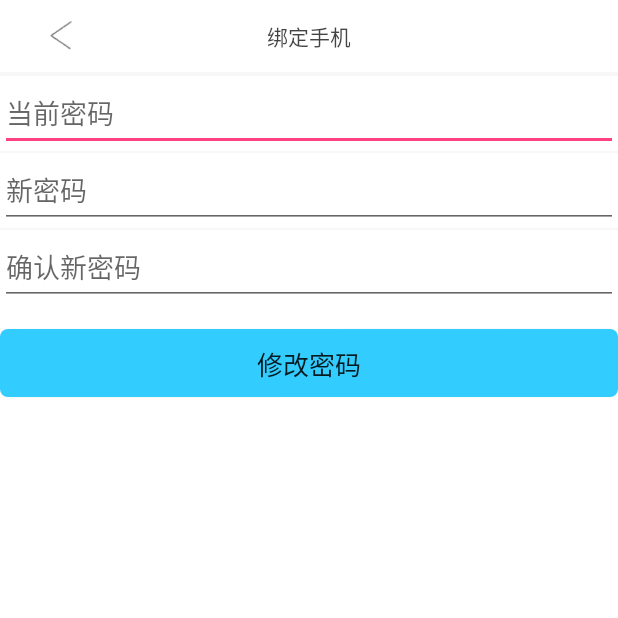
After one commit to zhangxuan01/EasyRepair2, an Android app: the ModifierPassActivity screen opened directly, with no data from a screen before it, on a phone screen of 412 x 824 dp, the top half of it. The commit adds this screen. Run offline under Robolectric (Android 15) with nearby library versions, the phone set to English and light mode, and no system bars.

Commit message:
易修第一版

```diff
--- a/app/src/main/java/com/example/easyrepair3/LoginActivity.java
+++ b/app/src/main/java/com/example/easyrepair3/LoginActivity.java
@@ -110,4 +110,9 @@ public class LoginActivity extends AppCompatActivity {
             }
     });
     }
+
+    @Override
+    protected void onRestart() {
+        super.onRestart();
+    }
 }
--- /dev/null
+++ b/app/src/main/java/com/example/easyrepair3/ModifierPassActivity.java
@@ -0,0 +1,66 @@
+package com.example.easyrepair3;
+
+import android.content.ContentValues;
+import android.content.Intent;
+import android.content.SharedPreferences;
+import android.database.Cursor;
+import android.database.sqlite.SQLiteDatabase;
+import android.os.Bundle;
+import android.preference.PreferenceManager;
+import android.support.v7.app.AppCompatActivity;
+import android.view.View;
+import android.widget.Button;
+import android.widget.EditText;
+import android.widget.Toast;
+
+public class ModifierPassActivity extends AppCompatActivity {
+    private MyDatabaseHelper dbHelper;
+    private EditText cur_pass;
+    private EditText cur_pass_new;
+    private EditText cur_pass_new1;
+    private Button modify;
+    private String username;
+    private String Cur_pass ;
+    private String Cur_pass_new;
+    private String Cur_pass_new1;
+    @Override
+    protected void onCreate(Bundle savedInstanceState) {
+        super.onCreate(savedInstanceState);
+        setContentView(R.layout.activity_modifier_pass);
+
+        dbHelper = new MyDatabaseHelper(this,"Easy.db",null,10);
+        cur_pass =(EditText)findViewById(R.id.cur_pass);
+        cur_pass_new =(EditText)findViewById(R.id.cur_pass_new);
+        cur_pass_new1 =(EditText)findViewById(R.id.cur_pass_new1);
+        modify = (Button)findViewById(R.id.modify);
+
+        SharedPreferences pref= PreferenceManager.getDefaultSharedPreferences(this);
+        username = pref.getString("username","");
+        modify.setOnClickListener(new View.OnClickListener() {
+            @Override
+            public void onClick(View view) {
+                 Cur_pass = cur_pass.getText().toString();
+
+                SQLiteDatabase db = dbHelper.getWritableDatabase();
+                Cursor cursor = db.rawQuery("select * from user where username=? and password=?", new String[]{username,Cur_pass});
+                if(cursor.moveToNext()){
+                    Cur_pass_new = cur_pass_new.getText().toString();
+                    Cur_pass_new1 = cur_pass_new1.getText().toString();
+
+                    ContentValues values = new ContentValues();
+                    values.put("password", Cur_pass_new);
+                    db.update("user", values, "username = ?", new String[]{username});
+                    Toast.makeText(ModifierPassActivity.this, "修改成功", Toast.LENGTH_SHORT).show();
+                    Intent intent = new Intent();
+                    intent = new Intent(ModifierPassActivity.this, AnquanActivity.class);
+                    startActivity(intent);
+
+            }else{
+                    Toast. makeText(getApplicationContext(), "用户名或密码错误", Toast.LENGTH_LONG ).show();
+                }
+                db.close();
+
+            }
+        });
+    }
+}
--- a/app/src/main/java/com/example/easyrepair3/RegisterActivity.java
+++ b/app/src/main/java/com/example/easyrepair3/RegisterActivity.java
@@ -43,7 +43,7 @@ public class RegisterActivity extends AppCompatActivity {
                 values.put("email",email);
                 values.put("tel",tel);
                 values.put("password",password);
-                values.put("root_id","4");
+
                 db.insert("user",null,values); //插入第一条数据
                 values.clear();
                 Intent intent = new Intent();
--- /dev/null
+++ b/app/src/main/res/layout/activity_modifier_pass.xml
@@ -0,0 +1,90 @@
+<?xml version="1.0" encoding="utf-8"?>
+<LinearLayout xmlns:android="http://schemas.android.com/apk/res/android"
+    xmlns:tools="http://schemas.android.com/tools"
+    android:orientation="vertical"
+    android:layout_width="match_parent"
+    android:layout_height="match_parent"
+    android:background="@color/white"
+    tools:context="com.example.easyrepair3.ModifierPassActivity">
+
+
+
+    <RelativeLayout
+        android:layout_width="match_parent"
+        android:layout_height="48dp">
+
+        <ImageView
+            android:id="@+id/iv_back"
+            android:layout_width="wrap_content"
+            android:layout_height="wrap_content"
+            android:layout_marginTop="10dp"
+            android:paddingLeft="16dp"
+            android:paddingRight="16dp"
+            android:src="@drawable/my_back"
+            android:layout_alignBottom="@+id/tv_title"
+            android:layout_alignParentTop="true" />
+
+        <TextView
+            android:id="@+id/tv_title"
+            android:layout_width="wrap_content"
+            android:layout_height="wrap_content"
+            android:layout_centerInParent="true"
+            android:text="绑定手机"
+            android:textColor="@color/text_black" />
+    </RelativeLayout>
+
+
+    <View
+        android:id="@+id/divider1"
+        style="@style/divider"
+        android:layout_below="@+id/address" />
+    <View
+        android:id="@+id/divider2"
+        style="@style/divider"
+        android:layout_below="@+id/address" />
+
+
+
+
+
+    <EditText
+        android:id="@+id/cur_pass"
+        android:layout_width="match_parent"
+        android:layout_height="50dp"
+        android:hint="当前密码"
+        android:layout_below="@+id/toolbar"
+        />
+
+    <View
+        android:id="@+id/divider4"
+        style="@style/divider"
+        android:layout_below="@+id/address" />
+    <EditText
+        android:id="@+id/cur_pass_new"
+        android:layout_width="match_parent"
+        android:layout_height="50dp"
+        android:hint="新密码"
+        android:layout_below="@+id/toolbar"
+        />
+    <View
+        android:id="@+id/divider5"
+        style="@style/divider"
+        android:layout_below="@+id/address" />
+    <EditText
+        android:id="@+id/cur_pass_new1"
+        android:layout_width="match_parent"
+        android:layout_height="50dp"
+        android:hint="确认新密码"
+        android:layout_below="@+id/toolbar"
+        />
+    <Button
+        android:id="@+id/modify"
+        android:layout_width="match_parent"
+        android:layout_height="45dp"
+        android:text="修改密码"
+        android:background="@drawable/shape"
+        android:textSize="17sp"
+        android:layout_below="@+id/cur_pass"
+        android:layout_centerHorizontal="true"
+        android:layout_marginTop="16dp" />
+</LinearLayout>
```
Also changed, not shown: app/src/main/AndroidManifest.xml (+5 -2 lines), app/src/main/java/com/example/easyrepair3/AnquanActivity.java (+24 -0 lines), app/src/main/java/com/example/easyrepair3/BindActivity.java (added, +75 -0 lines), app/src/main/java/com/example/easyrepair3/SettingActivity.java (+17 -1 lines), app/src/main/java/com/example/easyrepair3/ShoppingActivity.java (+5 -13 lines), app/src/main/java/com/example/easyrepair3/TelActivity.java (+16 -7 lines), app/src/main/res/layout/activity_bind.xml (added, +99 -0 lines), app/src/main/res/layout/activity_register.xml (+0 -31 lines), app/src/main/res/layout/activity_shopping.xml (+0 -37 lines).
